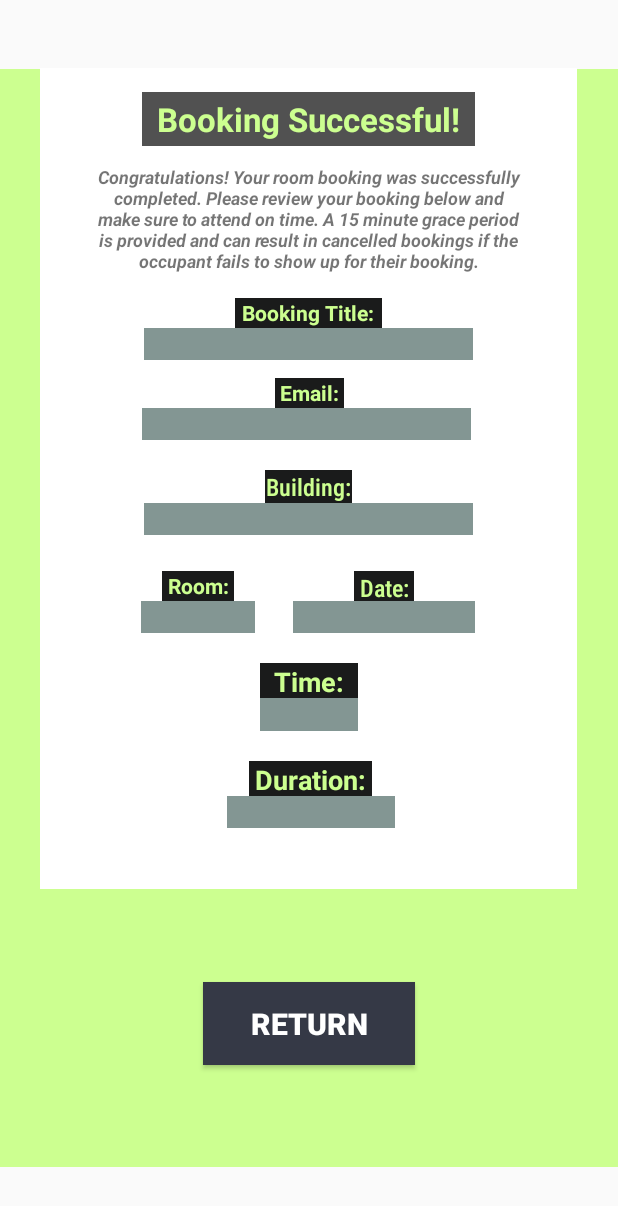
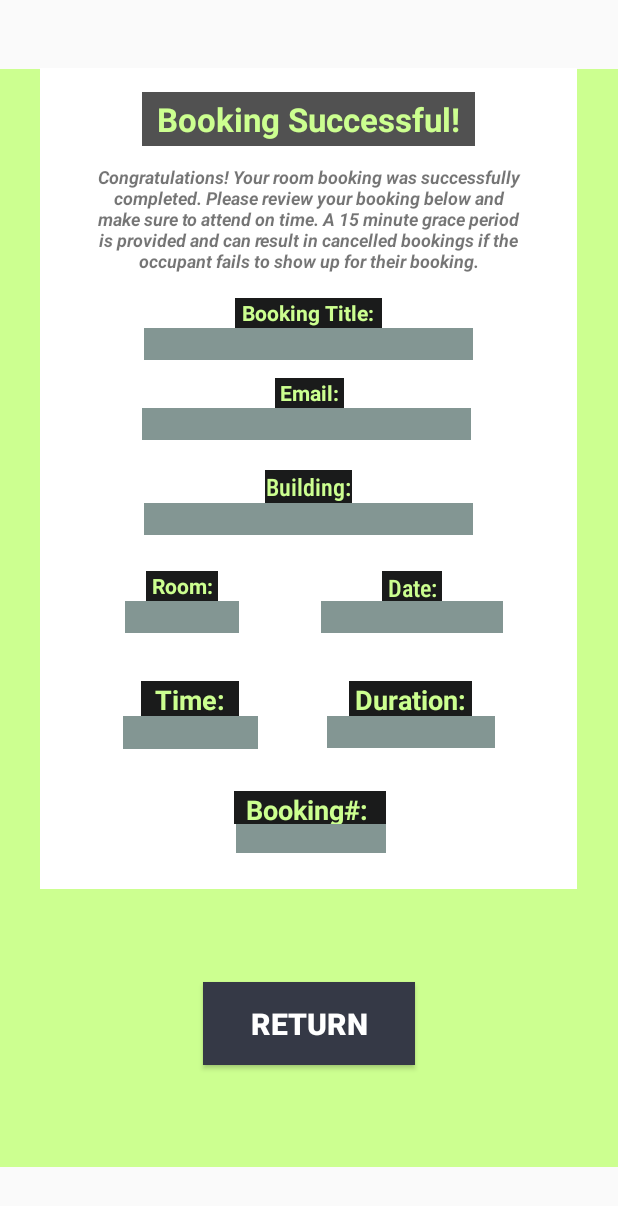
Before and after one commit to PamalM/UBCORB, an Android app: the SuccessfulBooking screen opened directly, with no data from a screen before it, on a phone screen of 412 x 824 dp. Shown: the top 1206 px of the screen. Run offline under Robolectric (Android 15) with nearby library versions, the phone set to English and light mode, and no system bars.

Commit message:
Implemented a check to see if the specified time is already booked in the database or not. Took quite some time but got a basic check working. Application is coded to check to see if the time slot the user specified is avaliable for booking within the firebase database, if it's not then direct the user to the error page. If it's successful then show the confirmation page.

```diff
--- a/app/src/main/java/ca/ubco/cosc341/ubco_rb/SuccessfulBooking.java
+++ b/app/src/main/java/ca/ubco/cosc341/ubco_rb/SuccessfulBooking.java
@@ -1,13 +1,11 @@
 package ca.ubco.cosc341.ubco_rb;
 
 import androidx.appcompat.app.AppCompatActivity;
-
 import android.content.Intent;
 import android.os.Bundle;
 import android.sax.StartElementListener;
 import android.view.View;
 import android.widget.*;
-
 import java.util.Hashtable;
 
 public class SuccessfulBooking extends AppCompatActivity {
@@ -23,30 +21,10 @@ public class SuccessfulBooking extends AppCompatActivity {
         String room = intent.getStringExtra("Room");
         String time = intent.getStringExtra("Time");
         String duration = intent.getStringExtra("Duration");
-        String type = intent.getStringExtra("Type");
         String date = intent.getStringExtra("Date");
         String title = intent.getStringExtra("Title");
         String email = intent.getStringExtra("Email");
-
-        //Hashmap to determine AM/PM indicator on timeLabel.
-        Hashtable<String, String>  timeSlots = new Hashtable<String, String>();
-        timeSlots.put("07", "7");
-        timeSlots.put("08", "8");
-        timeSlots.put("07", "8");
-        timeSlots.put("09", "9");
-        timeSlots.put("10", "10");
-        timeSlots.put("11", "11");
-        timeSlots.put("12", "12");
-        timeSlots.put("13", "1");
-        timeSlots.put("14", "2");
-        timeSlots.put("15", "3");
-        timeSlots.put("16", "4");
-        timeSlots.put("17", "5");
-        timeSlots.put("18", "6");
-        timeSlots.put("19", "7");
-        timeSlots.put("20", "8");
-        timeSlots.put("21", "9");
-        timeSlots.put("22", "10");
+        String bookingId = intent.getStringExtra("bookingId");
 
         //Find the labels by their id.
         TextView buildingLabel = findViewById(R.id.buildingLabel);
@@ -56,21 +34,17 @@ public class SuccessfulBooking extends AppCompatActivity {
         TextView durationLabel = findViewById(R.id.durationLabel);
         TextView emailLabel = findViewById(R.id.emailLabel);
         TextView titleLabel = findViewById(R.id.titleLabel);
+        TextView bookingIdLabel = findViewById(R.id.bookingIdLabel);
 
+        //Set the labels to their respective values from previous mainActivity.java window.
         buildingLabel.setText(building);
         dateLabel.setText(date);
         roomLabel.setText(room);
         durationLabel.setText(duration);
         emailLabel.setText(email);
         titleLabel.setText(title);
-
-        //Determine the 12 Hour format display for time output.
-        String hour = time.substring(0,2);
-        String minutes = time.substring(3,time.length());
-        String twelveHourFormat;
-        if (Integer.parseInt(hour) <= 22 && Integer.parseInt(hour) >= 12){ twelveHourFormat = timeSlots.get(hour) + ":" + minutes + " PM"; }
-        else{ twelveHourFormat = timeSlots.get(hour) + ":" + minutes + " AM"; }
-        timeLabel.setText(twelveHourFormat);
+        bookingIdLabel.setText(bookingId);
+        timeLabel.setText(time);
 
     }
 
--- a/app/src/main/res/layout/activity_successful_booking.xml
+++ b/app/src/main/res/layout/activity_successful_booking.xml
@@ -129,9 +129,9 @@
         android:textColor="#CCFF90"
         android:textSize="14sp"
         android:textStyle="bold"
-        app:layout_constraintEnd_toEndOf="@+id/buildingLabel"
+        app:layout_constraintEnd_toStartOf="@+id/label12"
         app:layout_constraintHorizontal_bias="0.07"
-        app:layout_constraintStart_toStartOf="@+id/buildingLabel"
+        app:layout_constraintStart_toStartOf="@+id/label1"
         app:layout_constraintTop_toBottomOf="@+id/buildingLabel" />
 
     <TextView
@@ -160,9 +160,9 @@
         android:textSize="16sp"
         android:textStyle="bold"
         app:fontFamily="sans-serif-condensed-light"
-        app:layout_constraintEnd_toEndOf="@+id/buildingLabel"
+        app:layout_constraintEnd_toEndOf="@+id/label1"
         app:layout_constraintHorizontal_bias="0.782"
-        app:layout_constraintStart_toStartOf="@+id/buildingLabel"
+        app:layout_constraintStart_toStartOf="@+id/label3"
         app:layout_constraintTop_toBottomOf="@+id/buildingLabel" />
 
     <TextView
@@ -183,17 +183,16 @@
         android:id="@+id/label11"
         android:layout_width="82dp"
         android:layout_height="23dp"
-        android:layout_marginTop="20dp"
         android:background="#1A1B1B"
         android:gravity="center"
         android:text="Duration:"
         android:textColor="#CCFF90"
         android:textSize="18sp"
         android:textStyle="bold"
-        app:layout_constraintEnd_toEndOf="@+id/label3"
-        app:layout_constraintHorizontal_bias="0.464"
-        app:layout_constraintStart_toStartOf="@+id/label3"
-        app:layout_constraintTop_toBottomOf="@+id/timeLabel" />
+        app:layout_constraintEnd_toEndOf="@+id/titleLabel"
+        app:layout_constraintHorizontal_bias="0.761"
+        app:layout_constraintStart_toEndOf="@+id/label12"
+        app:layout_constraintTop_toTopOf="@+id/label10" />
 
     <TextView
         android:id="@+id/durationLabel"
@@ -212,21 +211,37 @@
         android:id="@+id/label10"
         android:layout_width="65dp"
         android:layout_height="23dp"
-        android:layout_marginTop="20dp"
+        android:layout_marginTop="32dp"
         android:background="#1A1B1B"
         android:gravity="center"
         android:text="Time:"
         android:textColor="#CCFF90"
         android:textSize="18sp"
         android:textStyle="bold"
-        app:layout_constraintEnd_toEndOf="@+id/label3"
-        app:layout_constraintHorizontal_bias="0.474"
-        app:layout_constraintStart_toStartOf="@+id/label3"
+        app:layout_constraintEnd_toStartOf="@+id/label13"
+        app:layout_constraintHorizontal_bias="0.529"
+        app:layout_constraintStart_toStartOf="@+id/titleLabel"
         app:layout_constraintTop_toBottomOf="@+id/dateLabel" />
 
     <TextView
+        android:id="@+id/label16"
+        android:layout_width="101dp"
+        android:layout_height="22dp"
+        android:layout_marginTop="28dp"
+        android:background="#1A1B1B"
+        android:gravity="center"
+        android:text="Booking#: "
+        android:textColor="#CCFF90"
+        android:textSize="18sp"
+        android:textStyle="bold"
+        app:layout_constraintEnd_toEndOf="@+id/label13"
+        app:layout_constraintHorizontal_bias="0.333"
+        app:layout_constraintStart_toStartOf="@+id/label13"
+        app:layout_constraintTop_toBottomOf="@+id/timeLabel" />
+
+    <TextView
         android:id="@+id/timeLabel"
-        android:layout_width="65dp"
+        android:layout_width="90dp"
         android:layout_height="22dp"
         android:background="#839693"
         android:gravity="center"
@@ -236,6 +251,20 @@
         app:layout_constraintEnd_toEndOf="@+id/label10"
         app:layout_constraintStart_toStartOf="@+id/label10"
         app:layout_constraintTop_toBottomOf="@+id/label10" />
+
+    <TextView
+        android:id="@+id/bookingIdLabel"
+        android:layout_width="100dp"
+        android:layout_height="19dp"
+        android:background="#839693"
+        android:gravity="center"
+        android:text="bookingID"
+        android:textColor="#F5181717"
+        android:textStyle="bold"
+        app:layout_constraintEnd_toEndOf="@+id/label16"
+        app:layout_constraintHorizontal_bias="1.0"
+        app:layout_constraintStart_toStartOf="@+id/label16"
+        app:layout_constraintTop_toBottomOf="@+id/label16" />
 
     <TextView
         android:id="@+id/emailLabel"
```
Also changed, not shown: app/src/main/java/ca/ubco/cosc341/ubco_rb/Booking.java (+7 -7 lines), app/src/main/java/ca/ubco/cosc341/ubco_rb/ErrorBooking.java (+1 -8 lines), app/src/main/java/ca/ubco/cosc341/ubco_rb/MainActivity.java (+95 -39 lines).
